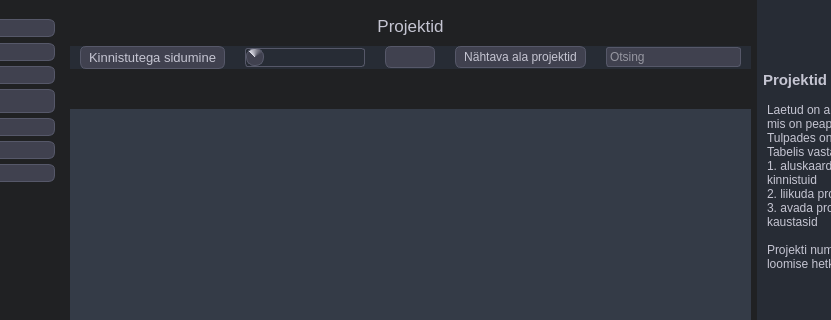
The window that mailabl-qgis/Mailabl_dialog_base.ui (TuloliKalver/mailabl-qgis) describes before a commit, drawn with Qt 5; both pictures show x 130 to 961 and y 0 to 320 of the 1137 by 853 pixel window.
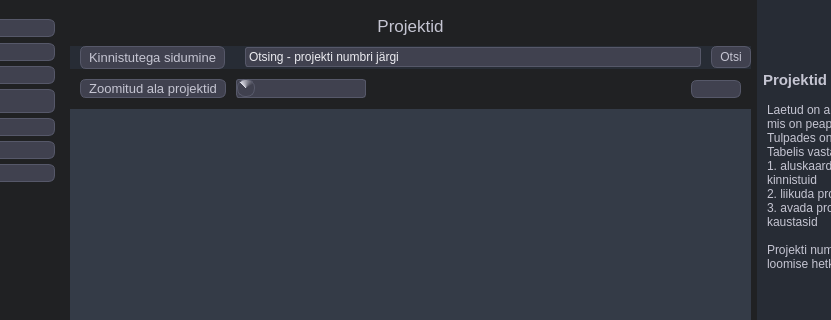
The same window after the commit. The open tabs and pages were chosen to show the change. Icons and pictures are not drawn.

Commit message: Added exact mach project number search

Patch:
```diff
--- a/mailabl-qgis/Mailabl_dialog_base.ui
+++ b/mailabl-qgis/Mailabl_dialog_base.ui
@@ -6913,45 +6913,6 @@
                      </layout>
                     </widget>
                    </item>
-                   <item>
-                    <widget class="QComboBox" name="cmbProjectStatuses">
-                     <property name="minimumSize">
-                      <size>
-                       <width>120</width>
-                       <height>0</height>
-                      </size>
-                     </property>
-                     <property name="font">
-                      <font>
-                       <pointsize>10</pointsize>
-                      </font>
-                     </property>
-                    </widget>
-                   </item>
-                   <item>
-                    <widget class="QPushButton" name="pbRefresh_tblMailabl_projects">
-                     <property name="text">
-                      <string/>
-                     </property>
-                     <property name="icon">
-                      <iconset>
-                       <normaloff>icons/Icons_hele/refresh-cw.svg</normaloff>icons/Icons_hele/refresh-cw.svg</iconset>
-                     </property>
-                     <property name="iconSize">
-                      <size>
-                       <width>16</width>
-                       <height>16</height>
-                      </size>
-                     </property>
-                    </widget>
-                   </item>
-                   <item>
-                    <widget class="QPushButton" name="pushButton">
-                     <property name="text">
-                      <string>Nähtava ala projektid</string>
-                     </property>
-                    </widget>
-                   </item>
                    <item>
                     <widget class="QFrame" name="Project_Seachframe">
                      <property name="styleSheet">
@@ -6981,18 +6942,38 @@
                        <number>0</number>
                       </property>
                       <property name="rightMargin">
-                       <number>10</number>
+                       <number>0</number>
                       </property>
                       <property name="bottomMargin">
                        <number>0</number>
                       </property>
                       <item>
                        <widget class="QLineEdit" name="le_searchProjects">
+                        <property name="text">
+                         <string>Otsing - projekti numbri järgi</string>
+                        </property>
                         <property name="placeholderText">
                          <string>Otsing</string>
                         </property>
                        </widget>
                       </item>
+                      <item>
+                       <widget class="QPushButton" name="pbSearchProjects">
+                        <property name="text">
+                         <string>Otsi</string>
+                        </property>
+                        <property name="icon">
+                         <iconset>
+                          <normaloff>icons/Icons_hele/search.svg</normaloff>icons/Icons_hele/search.svg</iconset>
+                        </property>
+                        <property name="iconSize">
+                         <size>
+                          <width>18</width>
+                          <height>18</height>
+                         </size>
+                        </property>
+                       </widget>
+                      </item>
                      </layout>
                     </widget>
                    </item>
@@ -7023,6 +7004,33 @@
                    <property name="bottomMargin">
                     <number>0</number>
                    </property>
+                   <item>
+                    <widget class="QPushButton" name="pushButton">
+                     <property name="font">
+                      <font>
+                       <pointsize>10</pointsize>
+                      </font>
+                     </property>
+                     <property name="text">
+                      <string>Zoomitud ala projektid</string>
+                     </property>
+                    </widget>
+                   </item>
+                   <item>
+                    <widget class="QComboBox" name="cmbProjectStatuses">
+                     <property name="minimumSize">
+                      <size>
+                       <width>130</width>
+                       <height>0</height>
+                      </size>
+                     </property>
+                     <property name="font">
+                      <font>
+                       <pointsize>10</pointsize>
+                      </font>
+                     </property>
+                    </widget>
+                   </item>
                    <item>
                     <spacer name="horizontalSpacer_26">
                      <property name="orientation">
@@ -7036,6 +7044,23 @@
                      </property>
                     </spacer>
                    </item>
+                   <item>
+                    <widget class="QPushButton" name="pbRefresh_tblMailabl_projects">
+                     <property name="text">
+                      <string/>
+                     </property>
+                     <property name="icon">
+                      <iconset>
+                       <normaloff>icons/Icons_hele/refresh-cw.svg</normaloff>icons/Icons_hele/refresh-cw.svg</iconset>
+                     </property>
+                     <property name="iconSize">
+                      <size>
+                       <width>16</width>
+                       <height>16</height>
+                      </size>
+                     </property>
+                    </widget>
+                   </item>
                   </layout>
                  </widget>
                 </item>
```
Left out of the diff: 9 changed lines with no effect on the pictures. The commit also changes 5 other files.
